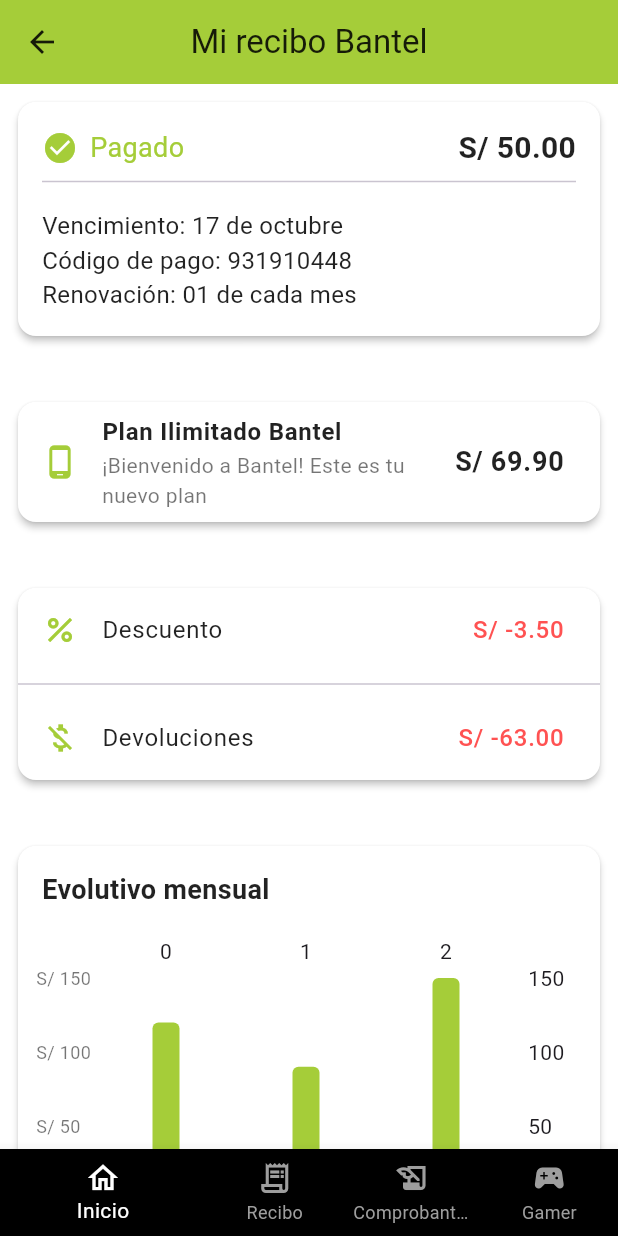
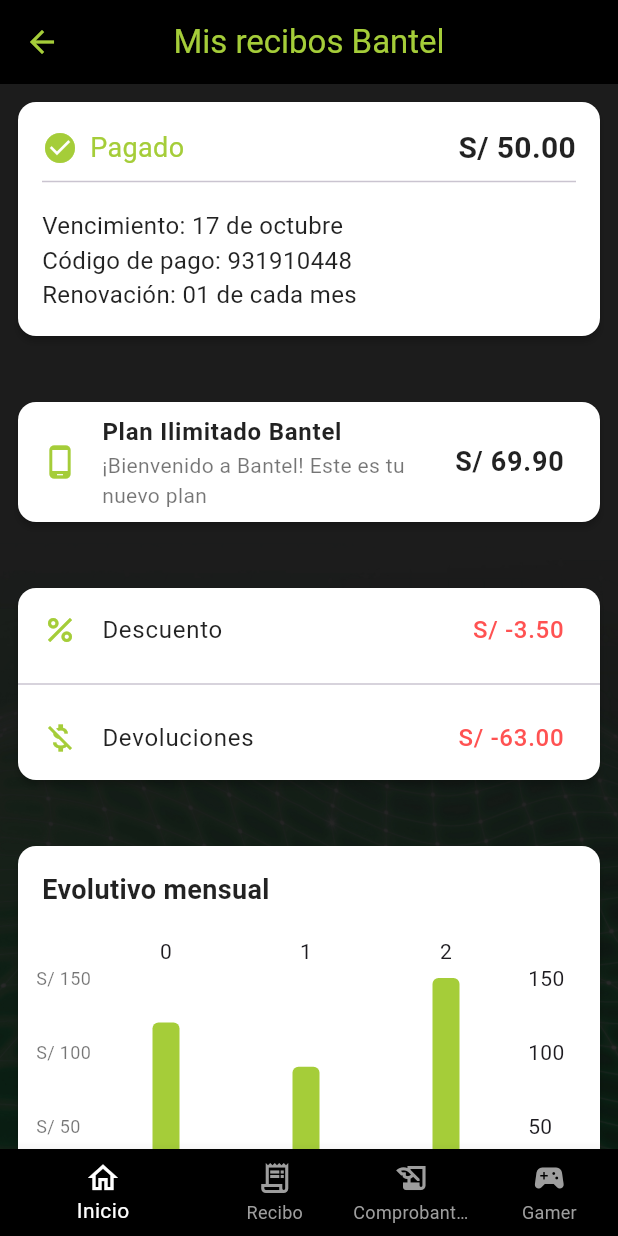
Before and after one commit to StefanoCarreraa/bannet_movil_t, a Flutter app: the ReciboScreen screen opened directly, on a phone screen of 412 x 824 dp. Run offline on Flutter 3.47's test engine with Material 3 defaults, Android fonts, the phone set to English and light mode, and no system bars; drawn by our look-alikes of fl_chart; our stand-ins replace font_awesome_flutter.

Commit message:
template recibo

```diff
--- a/lib/src/View/Home/IndexScreen.dart
+++ b/lib/src/View/Home/IndexScreen.dart
@@ -11,7 +11,6 @@
   final Color negro = Color(0xFF000000);
 
   Indexscreen({super.key});
-
 
   @override
   Widget build(BuildContext context) {
@@ -50,11 +49,11 @@
             // _buildBannerPromo(),
             //Banner Usuario
             _buildBannerUsuario(),
-                        SizedBox(height: 15),
+            SizedBox(height: 15),
 
             // Mi recibo
             _buildMiRecibo(),
-                        SizedBox(height: 20),
+            SizedBox(height: 20),
 
             //
             Expanded(
@@ -233,7 +232,7 @@
             Row(
               mainAxisAlignment: MainAxisAlignment.center,
               children: [
-                _buildBoton('Ver recibo', Colors.white, grisOscuro, true),
+                _buildBoton('Ver recibos', Colors.white, grisOscuro, true),
                 SizedBox(width: 20),
                 _buildBoton('Pagar', verdeLima, Colors.white, true),
               ],
@@ -261,7 +260,7 @@
             ),
           ),
           onPressed: () {
-            if (texto == 'Ver recibo') {
+            if (texto == 'Ver recibos') {
               // Navegar a la pantalla del recibo
               Navigator.push(
                 context,
--- a/lib/src/View/Recibo/ReciboScreen.dart
+++ b/lib/src/View/Recibo/ReciboScreen.dart
@@ -4,6 +4,7 @@
 class ReciboScreen extends StatelessWidget {
   final Color verdeLima = Color(0xFFA5CD39);
   final Color blanco = Color(0xFFFFFFFF);
+  final Color negro = Color(0xFF000000);
 
   ReciboScreen({super.key});
 
@@ -12,13 +13,24 @@
     return Scaffold(
       backgroundColor: blanco, // Fondo blanco
       appBar: AppBar(
-        title: Text('Mi recibo Bantel',
-            style: TextStyle(color: Colors.black87)),
-        backgroundColor: verdeLima, // Verde lima
+        title: Text('Mis recibos Bantel', style: TextStyle(color: verdeLima)),
+        backgroundColor: negro, // Verde lima
         centerTitle: true,
-        iconTheme: IconThemeData(color: Colors.black87),
+        iconTheme: IconThemeData(color: verdeLima),
       ),
-      body: SingleChildScrollView(
+      body: Container(
+        constraints:
+            BoxConstraints.expand(), // Ocupa todo el espacio disponible
+
+        decoration: BoxDecoration(
+          image: DecorationImage(
+            image: AssetImage(
+                'assets/images/Bannet_Fond.jpg'), // Reemplaza con tu imagen
+            fit: BoxFit.cover,
+          ),
+          color: Color(0xFF000000),
+        ),
+        child: SingleChildScrollView(
           child: Column(
             crossAxisAlignment: CrossAxisAlignment.start,
             children: [
@@ -32,11 +44,12 @@
             ],
           ),
         ),
+      ),
       bottomNavigationBar: Theme(
         data: ThemeData(
           // Forzamos el color negro de fondo para el BottomNavigationBar
-          canvasColor:
-              Colors.black, // Específicamente el fondo de la barra de navegación
+          canvasColor: Colors
+              .black, // Específicamente el fondo de la barra de navegación
         ),
         child: BottomNavigationBar(
           selectedItemColor: Colors.white, // Elementos seleccionados en blanco
@@ -118,15 +131,17 @@
       child: ListTile(
         leading: Icon(Icons.phone_android, color: verdeLima),
         title: Text('Plan Ilimitado Bantel',
-            style: TextStyle(
-                fontWeight: FontWeight.bold, color: Colors.black87)),
+            style:
+                TextStyle(fontWeight: FontWeight.bold, color: Colors.black87)),
         subtitle: Text(
           '¡Bienvenido a Bantel! Este es tu nuevo plan',
           style: TextStyle(color: Colors.black54),
         ),
         trailing: Text('S/ 69.90',
             style: TextStyle(
-                fontSize: 18, fontWeight: FontWeight.bold, color: Colors.black87)),
+                fontSize: 18,
+                fontWeight: FontWeight.bold,
+                color: Colors.black87)),
       ),
     );
   }
@@ -141,16 +156,15 @@
         children: [
           ListTile(
             leading: Icon(Icons.percent, color: verdeLima),
-            title: Text('Descuento',
-                style: TextStyle(color: Colors.black87)),
+            title: Text('Descuento', style: TextStyle(color: Colors.black87)),
             trailing: Text('S/ -3.50',
                 style: TextStyle(fontSize: 16, color: Colors.redAccent)),
           ),
           Divider(),
           ListTile(
             leading: Icon(Icons.money_off, color: verdeLima),
-            title: Text('Devoluciones',
-                style: TextStyle(color: Colors.black87)),
+            title:
+                Text('Devoluciones', style: TextStyle(color: Colors.black87)),
             trailing: Text('S/ -63.00',
                 style: TextStyle(fontSize: 16, color: Colors.redAccent)),
           ),
@@ -195,8 +209,7 @@
                         reservedSize: 40,
                         getTitlesWidget: (value, meta) => Text(
                           'S/ ${value.toInt()}',
-                          style:
-                              TextStyle(fontSize: 12, color: Colors.black54),
+                          style: TextStyle(fontSize: 12, color: Colors.black54),
                         ),
                       ),
                     ),
@@ -207,8 +220,8 @@
                           const months = ['Ago', 'Sep', 'Oct'];
                           return Text(
                             months[value.toInt()],
-                            style: TextStyle(
-                                fontSize: 14, color: Colors.black54),
+                            style:
+                                TextStyle(fontSize: 14, color: Colors.black54),
                           );
                         },
                       ),
```
Lines whose indentation alone changed are shown as unchanged.
